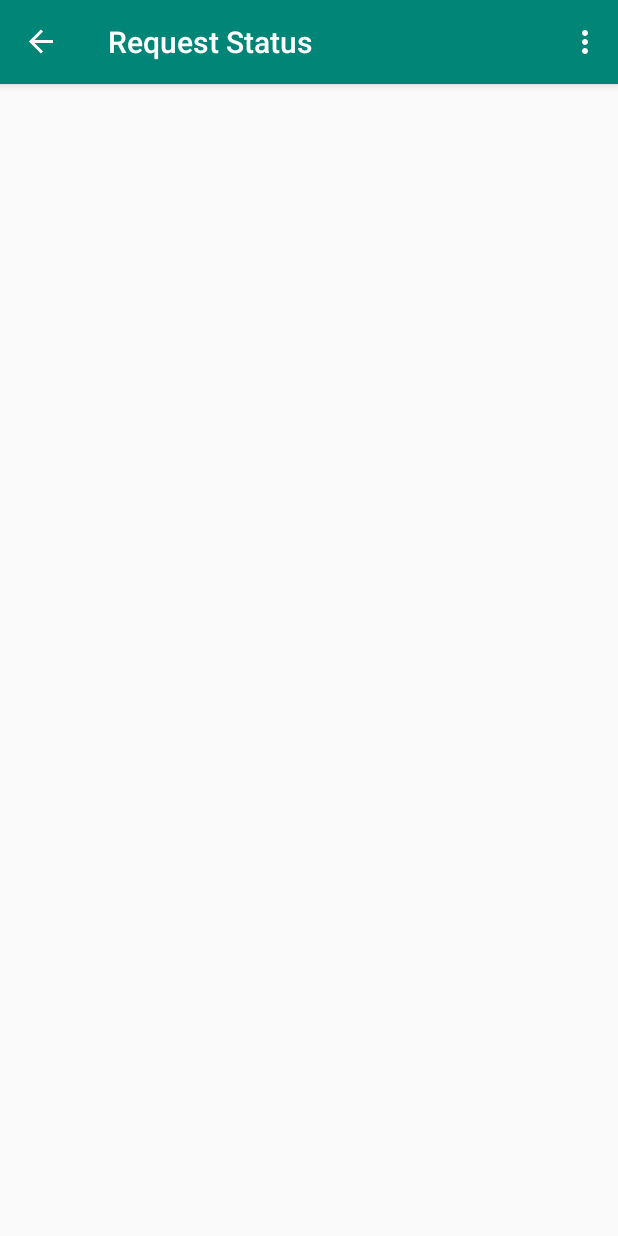
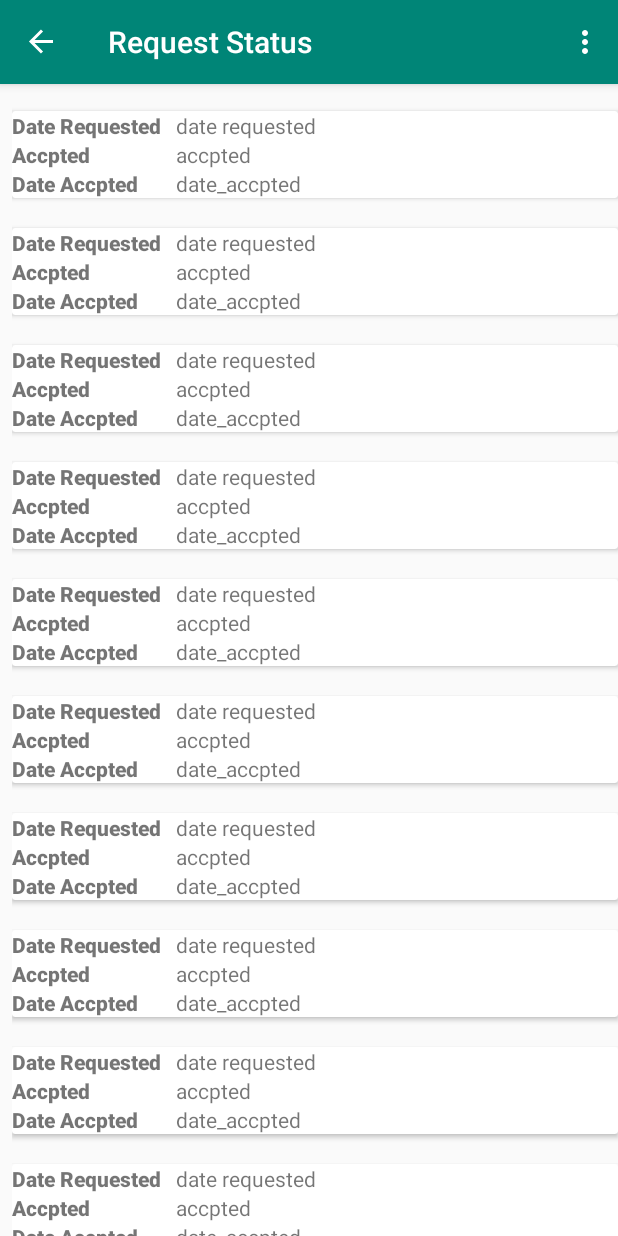
Before and after one commit to kuroa-me/cis454-blood, an Android app: the reque_check screen opened through its navigation route, on a phone screen of 412 x 824 dp. Run offline under Robolectric (Android 15) with nearby library versions, the phone set to English and light mode, and no system bars; our stand-ins replace navigation-ui; network calls fail; 27 statements that could not run were skipped.

Commit message:
modify reque_check

```diff
--- a/frontend-android/app/src/main/java/com/example/bloodbank/reque_check.java
+++ b/frontend-android/app/src/main/java/com/example/bloodbank/reque_check.java
@@ -5,10 +5,15 @@ import android.net.Uri;
 import android.os.Bundle;
 
 import androidx.fragment.app.Fragment;
+import androidx.recyclerview.widget.LinearLayoutManager;
+import androidx.recyclerview.widget.RecyclerView;
 
 import android.view.LayoutInflater;
 import android.view.View;
 import android.view.ViewGroup;
+
+import java.util.ArrayList;
+import java.util.List;
 
 
 /**
@@ -20,6 +25,13 @@ import android.view.ViewGroup;
  * create an instance of this fragment.
  */
 public class reque_check extends Fragment {
+
+    private RecyclerView recyclerView;
+    private RecyclerView.Adapter adapter;
+    Context mCtx;
+
+    private List<reque_history_listitem> listItems;
+
     // TODO: Rename parameter arguments, choose names that match
     // the fragment initialization parameters, e.g. ARG_ITEM_NUMBER
     private static final String ARG_PARAM1 = "param1";
@@ -69,6 +81,29 @@ public class reque_check extends Fragment {
         return inflater.inflate(R.layout.fragment_reque_check, container, false);
     }
 
+    @Override
+    public void onViewCreated(View view, Bundle savedInstanceState) {
+        recyclerView = (RecyclerView) view.findViewById(R.id.reque_check_recycleview);
+        recyclerView.setHasFixedSize(true);
+        recyclerView.setLayoutManager(new LinearLayoutManager(mCtx));
+
+        listItems = new ArrayList<>();
+
+        for(int i=0; i<10; i++){
+            reque_history_listitem listItem = new reque_history_listitem(
+                    "date requested" ,
+                    "accpted",
+                    "date_accpted"
+            );
+
+            listItems.add(listItem);
+        }
+
+        adapter = new reque_history_adapter(listItems,mCtx);
+
+        recyclerView.setAdapter(adapter);
+    }
+
     // TODO: Rename method, update argument and hook method into UI event
     public void onButtonPressed(Uri uri) {
         if (mListener != null) {
@@ -85,6 +120,7 @@ public class reque_check extends Fragment {
             throw new RuntimeException(context.toString()
                     + " must implement OnFragmentInteractionListener");
         }
+        mCtx = context;
     }
 
     @Override
--- a/frontend-android/app/src/main/java/com/example/bloodbank/reque_history.java
+++ b/frontend-android/app/src/main/java/com/example/bloodbank/reque_history.java
@@ -120,6 +120,7 @@ public class reque_history extends Fragment {
             throw new RuntimeException(context.toString()
                     + " must implement OnFragmentInteractionListener");
         }
+        mCtx = context;
     }
 
     @Override
--- a/frontend-android/app/src/main/res/layout/donor_vreq_listitem.xml
+++ b/frontend-android/app/src/main/res/layout/donor_vreq_listitem.xml
@@ -25,7 +25,7 @@
                     android:layout_height="wrap_content"
                     android:layout_gravity="center_horizontal"
                     android:fontFamily="sans-serif-black"
-                    android:text="@string/username"
+                    android:text="@string/name"
                     android:textSize="14sp" />
 
                 <TextView
--- a/frontend-android/app/src/main/res/values/strings.xml
+++ b/frontend-android/app/src/main/res/values/strings.xml
@@ -34,6 +34,7 @@
     <string name="date_requested">Date Requested</string>
     <string name="accepted">Accpted</string>
     <string name="date_accpted">Date Accpted</string>
+    <string name="name">Name</string>
 
 
     <string name="navigation_drawer_open">Open navigation drawer</string>
```
